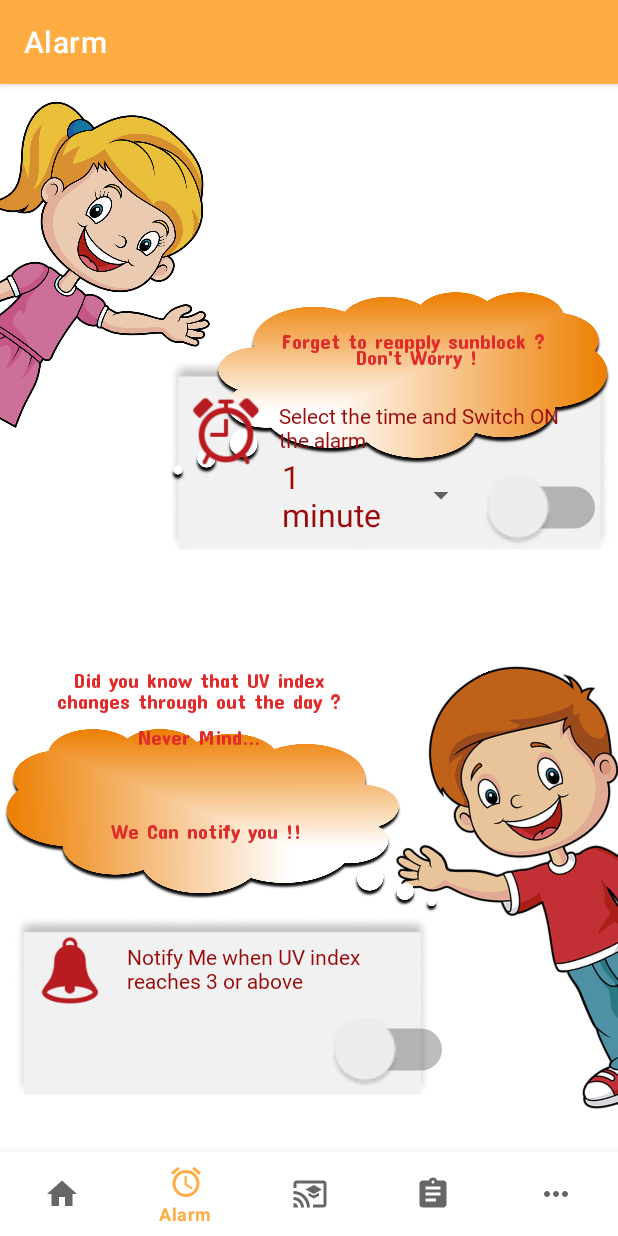
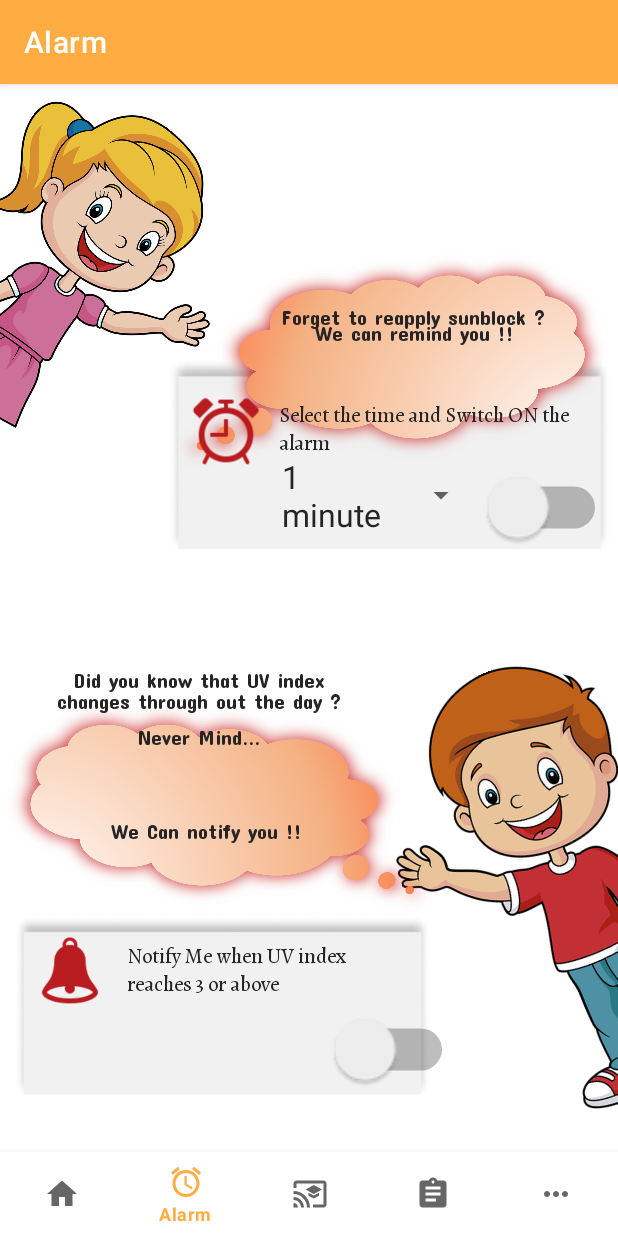
Before and after one commit to ShuangXu-FocusCurrent/UVSafe, an Android app: the AlarmPageFragment screen opened through its navigation route, on a phone screen of 412 x 824 dp. Run offline under Robolectric (Android 15) with nearby library versions, the light colour scheme and no system bars; our stand-ins replace Volley, navigation-ui; network calls fail.

Commit message:
[UI]: Fixed alarm page design (#160)

```diff
--- a/app/src/main/java/com/e/uvsafeaustralia/fragment/AlarmPageFragment.java
+++ b/app/src/main/java/com/e/uvsafeaustralia/fragment/AlarmPageFragment.java
@@ -213,7 +213,7 @@ public class AlarmPageFragment extends Fragment {
     @TargetApi(Build.VERSION_CODES.O)
     private void startAlarm(long addhours){
         long currentTime = System.currentTimeMillis();
-        Toast.makeText(getActivity(), "Setting Alarm Successful", Toast.LENGTH_LONG).show();
+        Toast.makeText(getActivity(), "We will remind you to reapply sunscreen", Toast.LENGTH_LONG).show();
         AlarmManager alarmManager = (AlarmManager)getActivity().getSystemService(Context.ALARM_SERVICE);
         Intent intent = new Intent(requireActivity(), AlarmReceiver.class);
         intent.putExtra("notification","alarmPageFragment");
--- a/app/src/main/res/layout/custon_spinner_layout.xml
+++ b/app/src/main/res/layout/custon_spinner_layout.xml
@@ -3,6 +3,6 @@
     android:layout_width="match_parent"
     android:layout_height="match_parent"
     android:textSize="21sp"
-    android:textColor="#9B0A0A">
+    android:textColor="#262424">
 
 </CheckedTextView>
--- a/app/src/main/res/layout/fragment_alarm_page.xml
+++ b/app/src/main/res/layout/fragment_alarm_page.xml
@@ -103,7 +103,7 @@
             android:layout_height="332dp"
             android:layout_marginEnd="4dp"
             android:layout_marginRight="4dp"
-            android:layout_marginBottom="400dp"
+            android:layout_marginBottom="416dp"
             android:src="@drawable/callout"
             app:layout_constraintBottom_toBottomOf="parent"
             app:layout_constraintEnd_toEndOf="parent" />
@@ -117,7 +117,7 @@
             android:layout_marginBottom="188dp"
             android:fontFamily="@font/concert_one"
             android:text="Forget to reapply sunblock ?"
-            android:textColor="#E22C2C"
+            android:textColor="#262424"
             app:layout_constraintBottom_toBottomOf="@+id/callout_1"
             app:layout_constraintStart_toEndOf="@+id/girl_child" />
 
@@ -129,7 +129,7 @@
             android:layout_marginRight="89dp"
             android:fontFamily="@font/concert_one"
             android:text="Don't Worry !"
-            android:textColor="#E22C2C"
+            android:textColor="#262424"
             app:layout_constraintBottom_toTopOf="@+id/al_text_3"
             app:layout_constraintEnd_toEndOf="@+id/callout_1"
             app:layout_constraintTop_toBottomOf="@+id/al_text_1" />
@@ -142,7 +142,7 @@
             android:layout_marginRight="65dp"
             android:fontFamily="@font/concert_one"
             android:text="We can remind you !!"
-            android:textColor="#E22C2C"
+            android:textColor="#262424"
             app:layout_constraintBottom_toTopOf="@+id/alarm_background"
             app:layout_constraintEnd_toEndOf="@+id/callout_1"
             app:layout_constraintTop_toBottomOf="@+id/al_text_1"
@@ -166,9 +166,9 @@
             android:layout_marginTop="42dp"
             android:layout_marginEnd="26dp"
             android:layout_marginRight="26dp"
-            android:fontFamily="@font/roboto"
+            android:fontFamily="@font/alegreya"
             android:text="Select the time and Switch ON the alarm"
-            android:textColor="#9B0A0A"
+            android:textColor="#262424"
             app:layout_constraintEnd_toEndOf="@+id/alarm_background"
             app:layout_constraintTop_toTopOf="@+id/alarm_background" />
 
@@ -189,7 +189,7 @@
             android:layout_height="460dp"
             android:layout_marginStart="4dp"
             android:layout_marginLeft="4dp"
-            android:layout_marginBottom="44dp"
+            android:layout_marginBottom="52dp"
             android:rotationX="-11"
             android:rotationY="182"
             android:src="@drawable/callout"
@@ -216,7 +216,7 @@
             android:fontFamily="@font/concert_one"
             android:gravity="center"
             android:text="Did you know that UV index changes through out the day ?"
-            android:textColor="#E22C2C"
+            android:textColor="#262424"
             app:layout_constraintBottom_toTopOf="@+id/notification_background"
             app:layout_constraintStart_toStartOf="@+id/callout_2"
             app:layout_constraintTop_toBottomOf="@+id/alarm_background"
@@ -234,7 +234,7 @@
             android:layout_marginBottom="2dp"
             android:fontFamily="@font/concert_one"
             android:text="Never Mind..."
-            android:textColor="#E22C2C"
+            android:textColor="#262424"
             app:layout_constraintBottom_toTopOf="@+id/not_text_3"
             app:layout_constraintEnd_toEndOf="@+id/callout_2"
             app:layout_constraintHorizontal_bias="1.0"
@@ -253,7 +253,7 @@
             android:layout_marginBottom="28dp"
             android:fontFamily="@font/concert_one"
             android:text="We Can notify you !!"
-            android:textColor="#E22C2C"
+            android:textColor="#262424"
             app:layout_constraintBottom_toTopOf="@+id/notification_background"
             app:layout_constraintEnd_toEndOf="@+id/callout_2"
             app:layout_constraintHorizontal_bias="1.0"
@@ -266,9 +266,9 @@
             android:layout_marginStart="75dp"
             android:layout_marginLeft="75dp"
             android:layout_marginTop="37dp"
-            android:fontFamily="@font/roboto"
+            android:fontFamily="@font/alegreya"
             android:text="Notify Me when UV index reaches 3 or above"
-            android:textColor="#9B0A0A"
+            android:textColor="#262424"
             app:layout_constraintStart_toStartOf="@+id/notification_background"
             app:layout_constraintTop_toTopOf="@+id/notification_background" />
 
```
Also changed, not shown: app/src/main/res/drawable/callout.png, app/src/main/res/font/alegreya.ttf (added).
